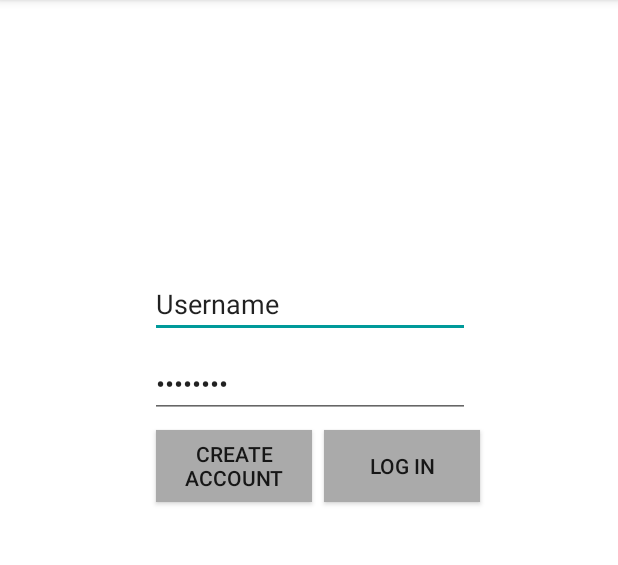
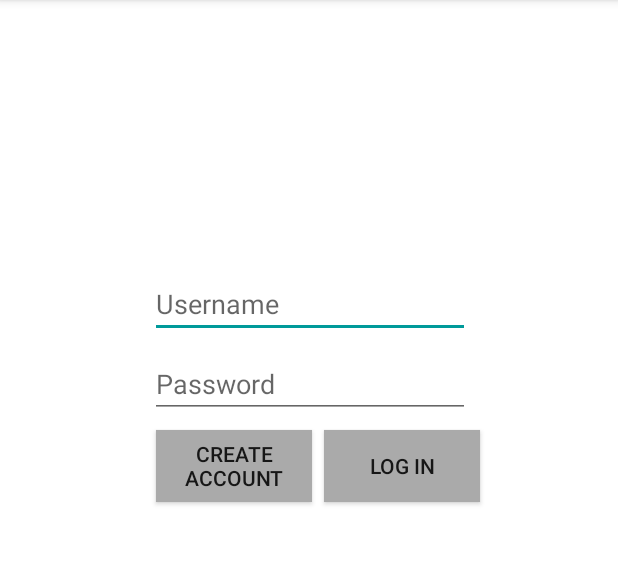
Before and after one commit to CS3398-Chicago-Bears/CS3398-Chicago-Bears-S2018, an Android app: the screen it shows after launch (MainActivity), on a phone screen of 412 x 824 dp, the part 84-649 px from its top. Run offline under Robolectric (Android 15) with nearby library versions, the light colour scheme and no system bars.

Commit message:
Changed textboxes to show hints instead of text. QOL change

```diff
--- a/app/src/main/res/layout/activity_main.xml
+++ b/app/src/main/res/layout/activity_main.xml
@@ -15,8 +15,8 @@
         android:layout_marginStart="8dp"
         android:layout_marginTop="180dp"
         android:ems="10"
+        android:hint="Username"
         android:inputType="textPersonName"
-        android:text="Username"
         app:layout_constraintEnd_toEndOf="parent"
         app:layout_constraintHorizontal_bias="0.503"
         app:layout_constraintStart_toStartOf="parent"
@@ -31,8 +31,8 @@
         android:layout_marginStart="8dp"
         android:layout_marginTop="8dp"
         android:ems="10"
+        android:hint="Password"
         android:inputType="textPassword"
-        android:text="Password"
         app:layout_constraintBottom_toBottomOf="parent"
         app:layout_constraintEnd_toEndOf="parent"
         app:layout_constraintHorizontal_bias="0.503"
--- a/app/src/main/res/layout/activity_search.xml
+++ b/app/src/main/res/layout/activity_search.xml
@@ -30,8 +30,8 @@
         android:layout_marginStart="8dp"
         android:layout_marginTop="8dp"
         android:ems="10"
+        android:hint="Enter Location"
         android:inputType="textPersonName"
-        android:text="Enter Location"
         app:layout_constraintBottom_toBottomOf="parent"
         app:layout_constraintEnd_toEndOf="parent"
         app:layout_constraintStart_toStartOf="parent"
```
